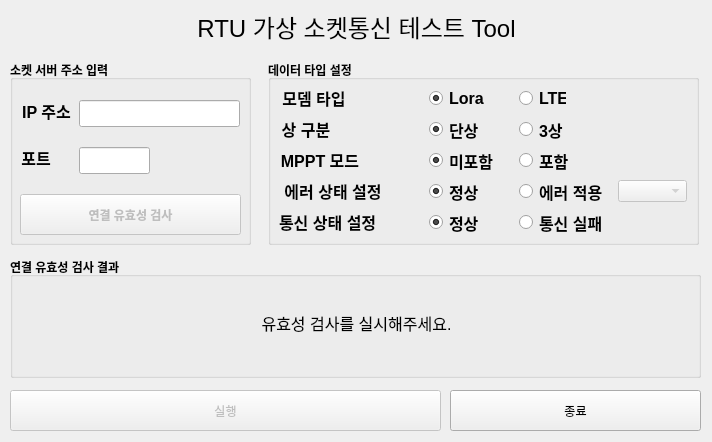
Before: the Qt Designer form Prac6_SocketTestTool/design/SocketTest.ui in sh95fit/Free_Project, drawn with Qt 5.
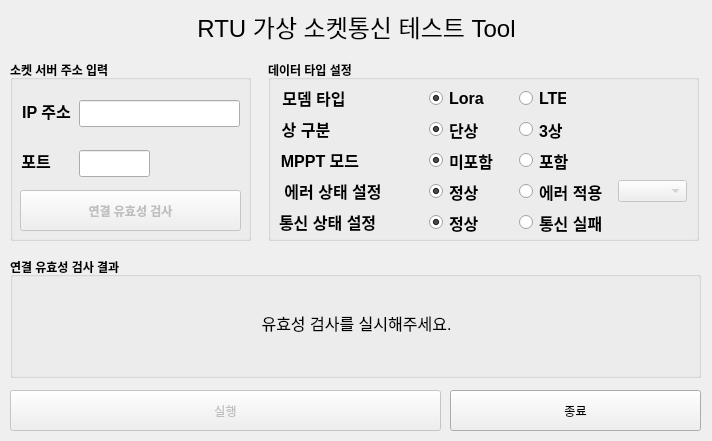
After: the same form once the commit is applied.

Patch:
```diff
--- a/Prac6_SocketTestTool/design/SocketTest.ui
+++ b/Prac6_SocketTestTool/design/SocketTest.ui
@@ -7,7 +7,7 @@
     <x>0</x>
     <y>0</y>
     <width>712</width>
-    <height>442</height>
+    <height>441</height>
    </rect>
   </property>
   <property name="windowTitle">
@@ -45,7 +45,7 @@
       <x>10</x>
       <y>60</y>
       <width>241</width>
-      <height>185</height>
+      <height>181</height>
      </rect>
     </property>
     <property name="font">
@@ -60,7 +60,7 @@
      <property name="geometry">
       <rect>
        <x>69</x>
-       <y>87</y>
+       <y>90</y>
        <width>71</width>
        <height>27</height>
       </rect>
@@ -85,7 +85,7 @@
      <property name="geometry">
       <rect>
        <x>10</x>
-       <y>134</y>
+       <y>130</y>
        <width>221</width>
        <height>41</height>
       </rect>
@@ -145,7 +145,7 @@
      <property name="geometry">
       <rect>
        <x>10</x>
-       <y>87</y>
+       <y>90</y>
        <width>32</width>
        <height>21</height>
       </rect>
@@ -170,7 +170,7 @@
       <x>268</x>
       <y>60</y>
       <width>431</width>
-      <height>185</height>
+      <height>181</height>
      </rect>
     </property>
     <property name="font">
```
Left out of the diff: 4 changed lines with no effect on the pictures.
